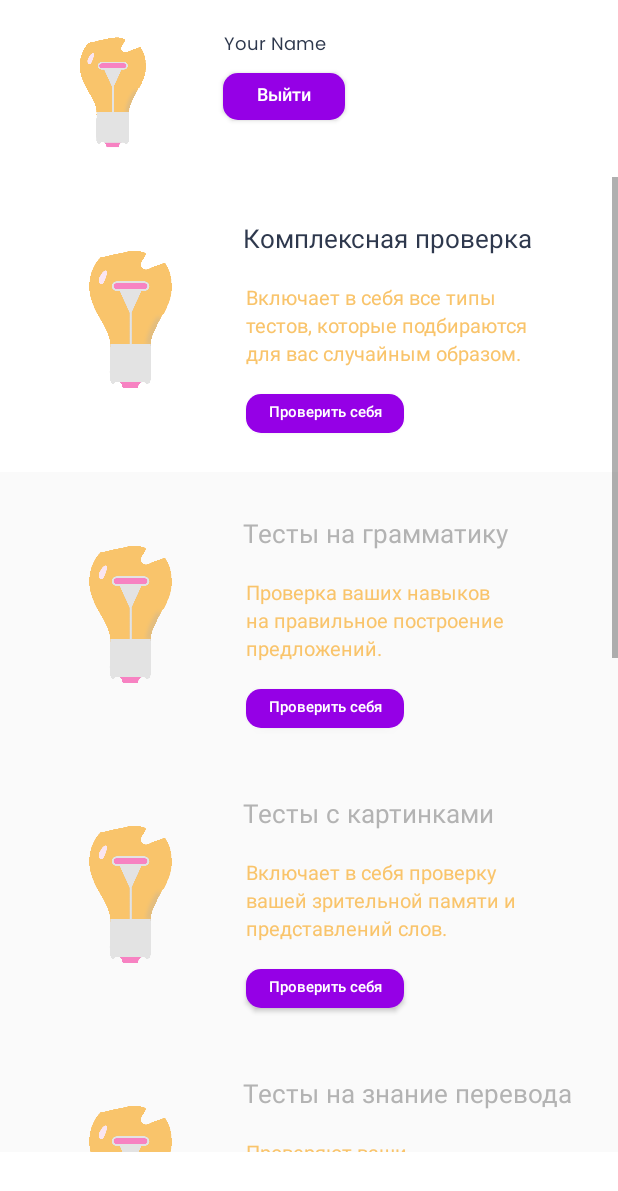
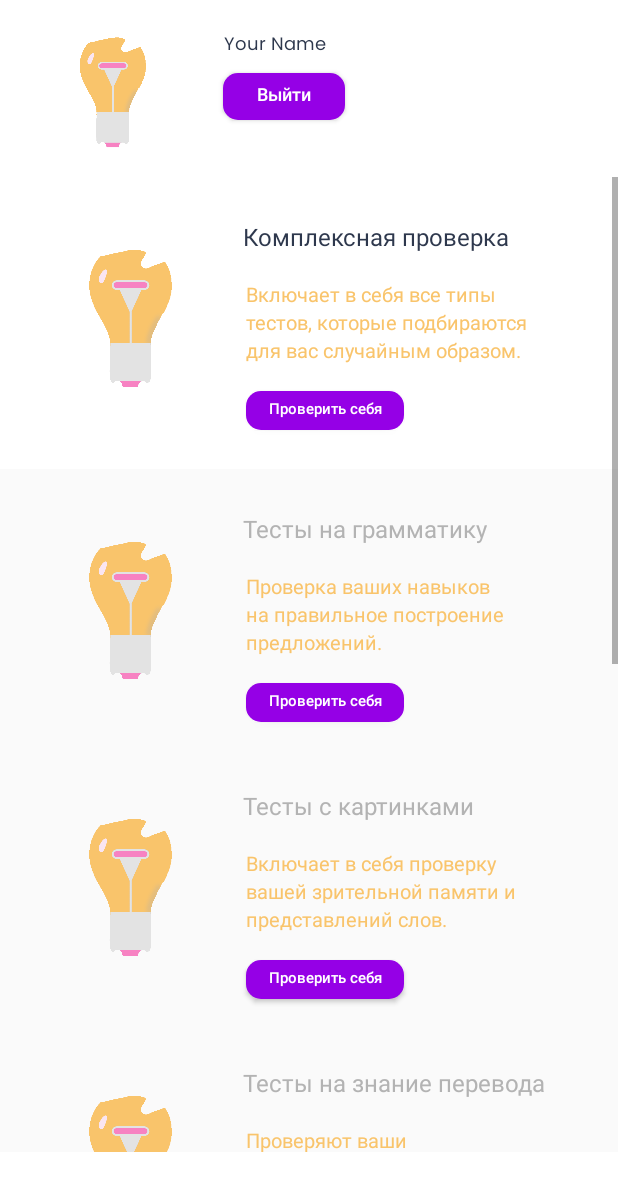
Before and after one commit to miy0u/online-mentor, an Android app: the layout fragment_first.xml on its own in the app's theme, with its tools: preview values and no code run, on a phone screen of 412 x 824 dp. Shown: the top 1191 px of the screen. Run offline under Robolectric (Android 15) with nearby library versions, the phone set to English and light mode, and no system bars.

Commit message:
Небольшой фикс багов дизайна

```diff
--- a/app/src/main/res/layout/fragment_first.xml
+++ b/app/src/main/res/layout/fragment_first.xml
@@ -98,7 +98,7 @@
                     android:fontFamily="@font/poppins"
                     android:text="Комплексная проверка"
                     android:textColor="@color/colorPrimaryDark"
-                    android:textSize="17dp"
+                    android:textSize="16dp"
                     app:layout_constraintBottom_toBottomOf="parent"
                     app:layout_constraintEnd_toEndOf="parent"
                     app:layout_constraintHorizontal_bias="0.0"
@@ -173,7 +173,7 @@
                     android:fontFamily="@font/poppins"
                     android:text="Тесты на грамматику"
                     android:textColor="@color/colorGray"
-                    android:textSize="17dp"
+                    android:textSize="16dp"
                     app:layout_constraintBottom_toBottomOf="parent"
                     app:layout_constraintEnd_toEndOf="parent"
                     app:layout_constraintHorizontal_bias="0.0"
@@ -248,7 +248,7 @@
                     android:fontFamily="@font/poppins"
                     android:text="Тесты с картинками"
                     android:textColor="@color/colorGray"
-                    android:textSize="17dp"
+                    android:textSize="16dp"
                     app:layout_constraintBottom_toBottomOf="parent"
                     app:layout_constraintEnd_toEndOf="parent"
                     app:layout_constraintHorizontal_bias="0.0"
@@ -323,7 +323,7 @@
                     android:fontFamily="@font/poppins"
                     android:text="Тесты на знание перевода"
                     android:textColor="@color/colorGray"
-                    android:textSize="17dp"
+                    android:textSize="16dp"
                     app:layout_constraintBottom_toBottomOf="parent"
                     app:layout_constraintEnd_toEndOf="parent"
                     app:layout_constraintHorizontal_bias="0.0"
@@ -398,7 +398,7 @@
                     android:fontFamily="@font/poppins"
                     android:text="Тесты на вставку слов"
                     android:textColor="@color/colorGray"
-                    android:textSize="17dp"
+                    android:textSize="16dp"
                     app:layout_constraintBottom_toBottomOf="parent"
                     app:layout_constraintEnd_toEndOf="parent"
                     app:layout_constraintHorizontal_bias="0.0"
@@ -473,7 +473,7 @@
                     android:fontFamily="@font/poppins"
                     android:text="Тесты на правописание"
                     android:textColor="@color/colorGray"
-                    android:textSize="17dp"
+                    android:textSize="16dp"
                     app:layout_constraintBottom_toBottomOf="parent"
                     app:layout_constraintEnd_toEndOf="parent"
                     app:layout_constraintHorizontal_bias="0.0"
@@ -548,7 +548,7 @@
                     android:fontFamily="@font/poppins"
                     android:text="Тесты на смысл текста"
                     android:textColor="@color/colorGray"
-                    android:textSize="17dp"
+                    android:textSize="16dp"
                     app:layout_constraintBottom_toBottomOf="parent"
                     app:layout_constraintEnd_toEndOf="parent"
                     app:layout_constraintHorizontal_bias="0.0"
```
Also changed, not shown: app/src/main/res/layout/fragment_second.xml (+3 -4 lines).
